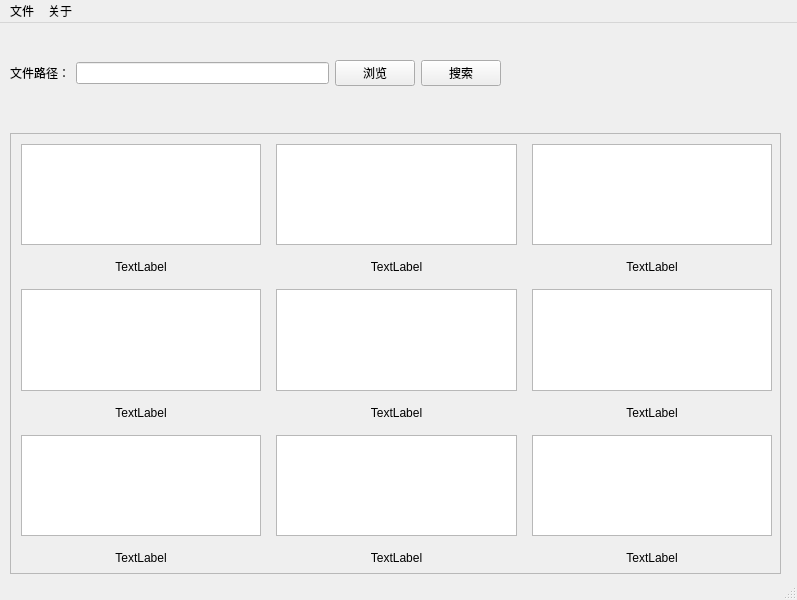
Old version of the form GUI/mianwindow.ui in the repository MuteString/Large-scale-video-storage-and-analysis.
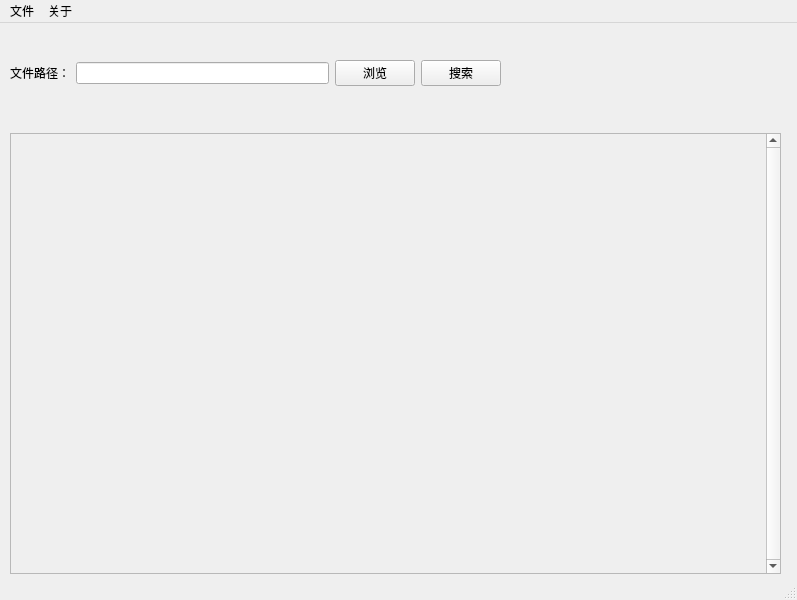
New version of the form.

Commit message: 实现了搜索结果的点击事件相应，用户点击相应视频时，从该视频与样例视频相似处开始播放

Patch:
```diff
--- a/GUI/mianwindow.ui
+++ b/GUI/mianwindow.ui
@@ -23,6 +23,9 @@
       <height>441</height>
      </rect>
     </property>
+    <property name="verticalScrollBarPolicy">
+     <enum>Qt::ScrollBarAlwaysOn</enum>
+    </property>
     <property name="widgetResizable">
      <bool>true</bool>
     </property>
@@ -31,7 +34,7 @@
       <rect>
        <x>0</x>
        <y>0</y>
-       <width>769</width>
+       <width>756</width>
        <height>439</height>
       </rect>
      </property>
@@ -40,143 +43,14 @@
        <rect>
         <x>0</x>
         <y>0</y>
-        <width>771</width>
-        <height>441</height>
+        <width>751</width>
+        <height>80</height>
        </rect>
       </property>
-      <layout class="QGridLayout" name="viewlayout">
-       <property name="leftMargin">
-        <number>10</number>
+      <layout class="QGridLayout" name="gridLayout" columnstretch="0">
+       <property name="sizeConstraint">
+        <enum>QLayout::SetFixedSize</enum>
        </property>
-       <property name="topMargin">
-        <number>10</number>
-       </property>
-       <property name="rightMargin">
-        <number>10</number>
-       </property>
-       <property name="bottomMargin">
-        <number>10</number>
-       </property>
-       <property name="spacing">
-        <number>15</number>
-       </property>
-       <item row="2" column="0">
-        <widget class="QGraphicsView" name="graphicsView_4"/>
-       </item>
-       <item row="1" column="0">
-        <widget class="QLabel" name="label_1">
-         <property name="text">
-          <string>TextLabel</string>
-         </property>
-         <property name="alignment">
-          <set>Qt::AlignCenter</set>
-         </property>
-        </widget>
-       </item>
-       <item row="4" column="0">
-        <widget class="QGraphicsView" name="graphicsView_7"/>
-       </item>
-       <item row="0" column="0">
-        <widget class="QGraphicsView" name="graphicsView_1"/>
-       </item>
-       <item row="1" column="2">
-        <widget class="QLabel" name="label_3">
-         <property name="text">
-          <string>TextLabel</string>
-         </property>
-         <property name="alignment">
-          <set>Qt::AlignCenter</set>
-         </property>
-        </widget>
-       </item>
-       <item row="0" column="1">
-        <widget class="QGraphicsView" name="graphicsView_2"/>
-       </item>
-       <item row="3" column="1">
-        <widget class="QLabel" name="label_5">
-         <property name="text">
-          <string>TextLabel</string>
-         </property>
-         <property name="alignment">
-          <set>Qt::AlignCenter</set>
-         </property>
-        </widget>
-       </item>
-       <item row="4" column="1">
-        <widget class="QGraphicsView" name="graphicsView_8"/>
-       </item>
-       <item row="5" column="0">
-        <widget class="QLabel" name="label_7">
-         <property name="text">
-          <string>TextLabel</string>
-         </property>
-         <property name="alignment">
-          <set>Qt::AlignCenter</set>
-         </property>
-        </widget>
-       </item>
-       <item row="2" column="1">
-        <widget class="QGraphicsView" name="graphicsView_5"/>
-       </item>
-       <item row="5" column="2">
-        <widget class="QLabel" name="label_9">
-         <property name="text">
-          <string>TextLabel</string>
-         </property>
-         <property name="alignment">
-          <set>Qt::AlignCenter</set>
-         </property>
-        </widget>
-       </item>
-       <item row="0" column="2">
-        <widget class="QGraphicsView" name="graphicsView_3"/>
-       </item>
-       <item row="4" column="2">
-        <widget class="QGraphicsView" name="graphicsView_9"/>
-       </item>
-       <item row="2" column="2">
-        <widget class="QGraphicsView" name="graphicsView_6"/>
-       </item>
-       <item row="3" column="0">
-        <widget class="QLabel" name="label_4">
-         <property name="text">
-          <string>TextLabel</string>
-         </property>
-         <property name="alignment">
-          <set>Qt::AlignCenter</set>
-         </property>
-        </widget>
-       </item>
-       <item row="1" column="1">
-        <widget class="QLabel" name="label_2">
-         <property name="text">
-          <string>TextLabel</string>
-         </property>
-         <property name="alignment">
-          <set>Qt::AlignCenter</set>
-         </property>
-        </widget>
-       </item>
-       <item row="3" column="2">
-        <widget class="QLabel" name="label_6">
-         <property name="text">
-          <string>TextLabel</string>
-         </property>
-         <property name="alignment">
-          <set>Qt::AlignCenter</set>
-         </property>
-        </widget>
-       </item>
-       <item row="5" column="1">
-        <widget class="QLabel" name="label_8">
-         <property name="text">
-          <string>TextLabel</string>
-         </property>
-         <property name="alignment">
-          <set>Qt::AlignCenter</set>
-         </property>
-        </widget>
-       </item>
       </layout>
      </widget>
     </widget>
```
Left out of the diff: 2 changed lines with no effect on the pictures. The commit also changes 2 other files.
